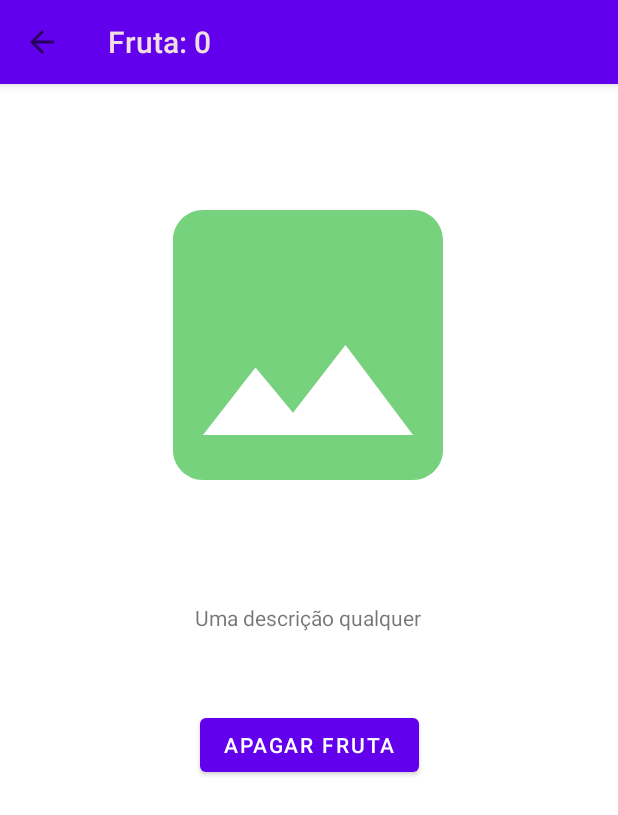
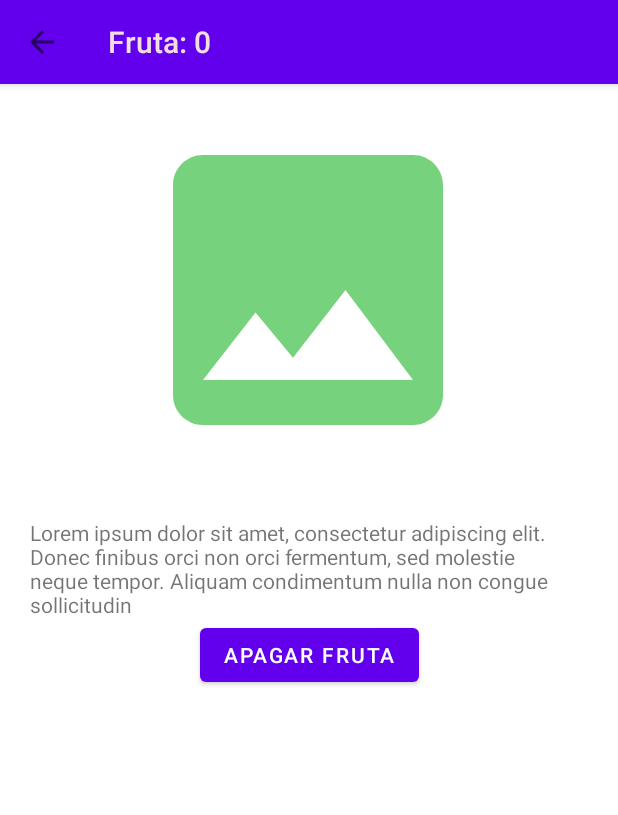
Before and after one commit to Peedrohj/mobile-android-fruit-app, an Android app: the screen it shows after launch (FruitActivity), after a tap on an icon or button, on a phone screen of 412 x 824 dp. Shown: the top 815 px of the screen. Run offline under Robolectric (Android 15) with nearby library versions, the phone set to English and light mode, and no system bars.

Commit message:
feat: add margin in buttons

```diff
--- a/app/src/main/java/com/example/atividade1/MainActivity.kt
+++ b/app/src/main/java/com/example/atividade1/MainActivity.kt
@@ -44,7 +44,7 @@ open class MainActivity : AppCompatActivity(), FruitAdapter.OnItemClickListener
             val item = FruitData(
                 image = null,
                 name = "Fruta: $i",
-                description = "Uma descrição qualquer"
+                description = "Lorem ipsum dolor sit amet, consectetur adipiscing elit. Donec finibus orci non orci fermentum, sed molestie neque tempor. Aliquam condimentum nulla non congue sollicitudin"
             )
             list += item
         }
--- a/app/src/main/res/layout/activity_fruit.xml
+++ b/app/src/main/res/layout/activity_fruit.xml
@@ -23,7 +23,7 @@
 
     <androidx.core.widget.NestedScrollView
         android:layout_width="match_parent"
-        android:layout_height="match_parent"
+        android:layout_height="wrap_content"
         android:fillViewport="true"
         app:layout_behavior="@string/appbar_scrolling_view_behavior">
 
@@ -48,7 +48,8 @@
                 android:id="@+id/fruit_description"
                 android:layout_width="wrap_content"
                 android:layout_height="wrap_content"
-                android:layout_marginTop="52dp"
+                android:layout_marginTop="32dp"
+                android:paddingHorizontal="20dp"
                 android:text="TextView"
                 app:layout_constraintEnd_toEndOf="parent"
                 app:layout_constraintHorizontal_bias="0.498"
@@ -60,11 +61,11 @@
                 android:layout_width="wrap_content"
                 android:layout_height="wrap_content"
                 android:text="@string/delete_fruit"
+                android:layout_marginBottom="20dp"
                 app:layout_constraintBottom_toBottomOf="parent"
                 app:layout_constraintEnd_toEndOf="parent"
                 app:layout_constraintStart_toStartOf="parent"
-                app:layout_constraintTop_toBottomOf="@+id/fruit_description"
-                app:layout_constraintVertical_bias="0.125" />
+                app:layout_constraintTop_toBottomOf="@+id/fruit_description"/>
         </androidx.constraintlayout.widget.ConstraintLayout>
     </androidx.core.widget.NestedScrollView>
 
--- a/app/src/main/res/layout/activity_second.xml
+++ b/app/src/main/res/layout/activity_second.xml
@@ -8,7 +8,7 @@
 
     <androidx.core.widget.NestedScrollView
         android:layout_width="match_parent"
-        android:layout_height="match_parent"
+        android:layout_height="wrap_content"
         android:fillViewport="true"
         app:layout_behavior="@string/appbar_scrolling_view_behavior">
 
@@ -47,7 +47,6 @@
                 />
 
 
-
             <Button
                 android:id="@+id/save_fruit_image"
                 android:layout_width="wrap_content"
@@ -55,6 +54,8 @@
                 android:layout_marginTop="32dp"
                 android:background="@color/teal_200"
                 android:text="@string/add_image"
+                android:layout_marginBottom="20dp"
+                app:layout_constraintBottom_toBottomOf="parent"
                 app:layout_constraintEnd_toEndOf="parent"
                 app:layout_constraintStart_toStartOf="parent"
                 app:layout_constraintTop_toBottomOf="@+id/fruit_description_input" />
```
